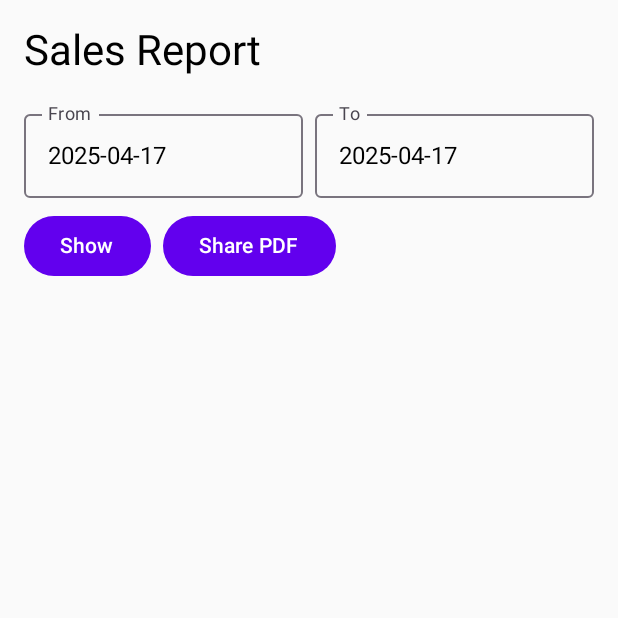
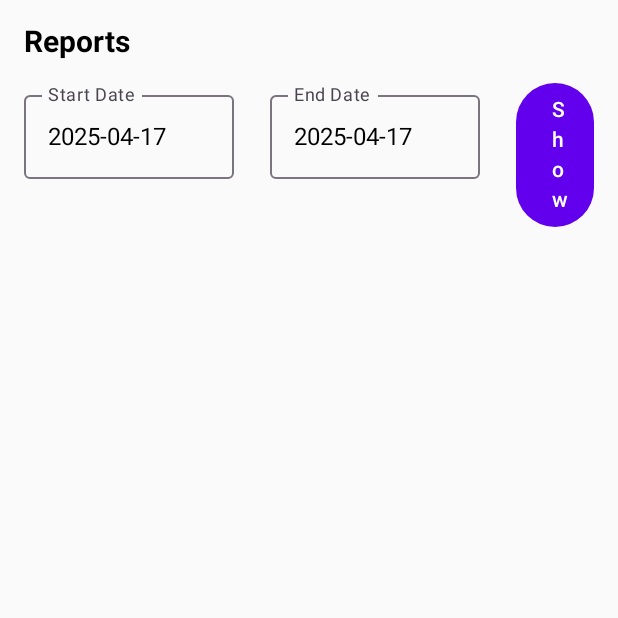
Before and after one commit to bhkrayem/ChInv, an Android app built with Jetpack Compose: the ReportsScreen screen opened through its navigation route, after a tap on "Show", on a phone screen of 412 x 824 dp, the top half of it. Run offline under Robolectric (Android 15) with nearby library versions, the phone set to English and light mode, and no system bars; our stand-ins replace Room's generated code.

```diff
--- a/app/src/main/java/com/bahaa/chinv/ReportsScreen.kt
+++ b/app/src/main/java/com/bahaa/chinv/ReportsScreen.kt
@@ -1,13 +1,16 @@
 package com.bahaa.chinv
 
-import android.annotation.SuppressLint
+import android.app.DatePickerDialog
+import android.widget.DatePicker
+import androidx.compose.foundation.clickable
 import androidx.compose.foundation.layout.Arrangement
 import androidx.compose.foundation.layout.Column
 import androidx.compose.foundation.layout.Row
 import androidx.compose.foundation.layout.Spacer
+import androidx.compose.foundation.layout.fillMaxSize
 import androidx.compose.foundation.layout.height
 import androidx.compose.foundation.layout.padding
-import androidx.compose.foundation.lazy.LazyColumn
+import androidx.compose.foundation.layout.width
 import androidx.compose.material3.Button
 import androidx.compose.material3.HorizontalDivider
 import androidx.compose.material3.MaterialTheme
@@ -25,109 +28,94 @@ import androidx.compose.ui.unit.dp
 import androidx.navigation.NavHostController
 import com.bahaa.chinv.data.AppDatabase
 import com.bahaa.chinv.data.Invoice
-import com.bahaa.chinv.data.InvoiceItem
+import kotlinx.coroutines.flow.first
 import kotlinx.coroutines.launch
 import java.text.SimpleDateFormat
+import java.util.Calendar
 import java.util.Date
+import java.util.Locale
 
-@SuppressLint("SimpleDateFormat")
 @Composable
 fun ReportsScreen(navController: NavHostController) {
     val context = LocalContext.current
-    val invoiceDao = AppDatabase.getDatabase(context).invoiceDao()
-    val scope = rememberCoroutineScope()
+    val invoiceDao = remember { AppDatabase.getDatabase(context).invoiceDao() }
+    val coroutineScope = rememberCoroutineScope()
 
-    val today = SimpleDateFormat("yyyy-MM-dd").format(Date())
+    val dateFormat = SimpleDateFormat("yyyy-MM-dd", Locale.getDefault())
+    val today = dateFormat.format(Date())
+
     var startDate by remember { mutableStateOf(today) }
     var endDate by remember { mutableStateOf(today) }
+    var filteredInvoices by remember { mutableStateOf<List<Invoice>>(emptyList()) }
 
-    var reportData by remember { mutableStateOf<Map<Invoice, List<InvoiceItem>>>(emptyMap()) }
+    Column(
+        modifier = Modifier
+            .fillMaxSize()
+            .padding(16.dp)
+    ) {
 
-    Column(modifier = Modifier.padding(16.dp)) {
-        Text("Sales Report", style = MaterialTheme.typography.headlineMedium)
+        Text("Reports", style = MaterialTheme.typography.titleLarge)
 
         Spacer(modifier = Modifier.height(16.dp))
 
         Row(horizontalArrangement = Arrangement.spacedBy(8.dp)) {
-            OutlinedTextField(
-                value = startDate,
-                onValueChange = { startDate = it },
-                label = { Text("From") },
-                modifier = Modifier.weight(1f)
-            )
+            DateField(label = "Start Date", date = startDate, onDateSelected = { startDate = it })
+            Spacer(modifier = Modifier.width(8.dp))
+            DateField(label = "End Date", date = endDate, onDateSelected = { endDate = it })
 
-            OutlinedTextField(
-                value = endDate,
-                onValueChange = { endDate = it },
-                label = { Text("To") },
-                modifier = Modifier.weight(1f)
-            )
-        }
-
-        Spacer(modifier = Modifier.height(8.dp))
-
-        Row(horizontalArrangement = Arrangement.spacedBy(8.dp)) {
+            Spacer(modifier = Modifier.width(8.dp))
             Button(onClick = {
-                scope.launch {
-                    val invoices = invoiceDao.getInvoicesBetween(startDate, endDate)
-                    val fullData = mutableMapOf<Invoice, List<InvoiceItem>>()
-
-                    for (invoice in invoices) {
-                        val items = invoiceDao.getItemsForInvoiceOnce(invoice.id)
-                        fullData[invoice] = items
-                    }
-                    reportData = fullData
+                coroutineScope.launch {
+                    // Collect from Flow using .first()
+                    filteredInvoices =
+                        invoiceDao.getInvoicesBetweenDates(startDate, endDate).first()
                 }
             }) {
                 Text("Show")
-            }
-
-            Button(onClick = {
-                // PDF logic (Step 3)
-            }) {
-                Text("Share PDF")
             }
         }
 
         Spacer(modifier = Modifier.height(16.dp))
 
-        LazyColumn {
-            reportData.forEach { (invoice, items) ->
-                item {
-                    Column(modifier = Modifier.padding(vertical = 8.dp)) {
-                        Text("Invoice Number: ${invoice.id}")
-                        Text("Date: ${invoice.date}    Time: ${invoice.time}")
-                        Text("Customer Name: ${invoice.customerName}")
-
-                        items.forEach { item ->
-                            Text(
-                                "${item.itemName}    ${item.quantity} ${item.unit} x${item.unitPrice} = ${
-                                    String.format(
-                                        "%.2f",
-                                        item.value
-                                    )
-                                }   Free: ${item.freeQuantity}"
-                            )
-                        }
-
-                        Spacer(modifier = Modifier.height(4.dp))
-                        Text(
-                            "Total: ${
-                                String.format(
-                                    "%.2f",
-                                    invoice.total
-                                )
-                            }    Discount: ${
-                                String.format(
-                                    "%.2f",
-                                    invoice.discount
-                                )
-                            }    Net Value: ${String.format("%.2f", invoice.netValue)}"
-                        )
-                        HorizontalDivider(modifier = Modifier.padding(vertical = 8.dp))
-                    }
-                }
-            }
+        filteredInvoices.forEach { invoice ->
+            Text("Invoice #${invoice.id}")
+            Text("Customer: ${invoice.customerName}")
+            Text("Date: ${invoice.date}   Time: ${invoice.time}")
+            Text("Discount: ${invoice.discount}")
+            Text("Total: ${invoice.total}")
+            Text("Net: ${invoice.netValue}")
+            HorizontalDivider(modifier = Modifier.padding(vertical = 8.dp))
         }
     }
 }
+
+@Composable
+fun DateField(label: String, date: String, onDateSelected: (String) -> Unit) {
+    val context = LocalContext.current
+    val calendar = Calendar.getInstance()
+
+    val datePickerDialog = remember {
+        DatePickerDialog(
+            context,
+            { _: DatePicker, year, month, dayOfMonth ->
+                val formatted = "%04d-%02d-%02d".format(year, month + 1, dayOfMonth)
+                onDateSelected(formatted)
+            },
+            calendar.get(Calendar.YEAR),
+            calendar.get(Calendar.MONTH),
+            calendar.get(Calendar.DAY_OF_MONTH)
+        )
+    }
+
+    OutlinedTextField(
+        value = date,
+        onValueChange = {},
+        label = { Text(label) },
+        readOnly = true,
+        modifier = Modifier
+            .width(140.dp)
+            .clickable {
+                datePickerDialog.show()
+            }
+    )
+}
--- a/app/src/main/java/com/bahaa/chinv/data/InvoiceDao.kt
+++ b/app/src/main/java/com/bahaa/chinv/data/InvoiceDao.kt
@@ -32,4 +32,8 @@ interface InvoiceDao {
 
     @Query("SELECT * FROM invoice_items WHERE invoiceId = :invoiceId")
     suspend fun getItemsForInvoiceOnce(invoiceId: Int): List<InvoiceItem>
+
+    @Query("SELECT * FROM invoices WHERE date BETWEEN :startDate AND :endDate ORDER BY date DESC, time DESC")
+    fun getInvoicesBetweenDates(startDate: String, endDate: String): Flow<List<Invoice>>
+
 }
```
